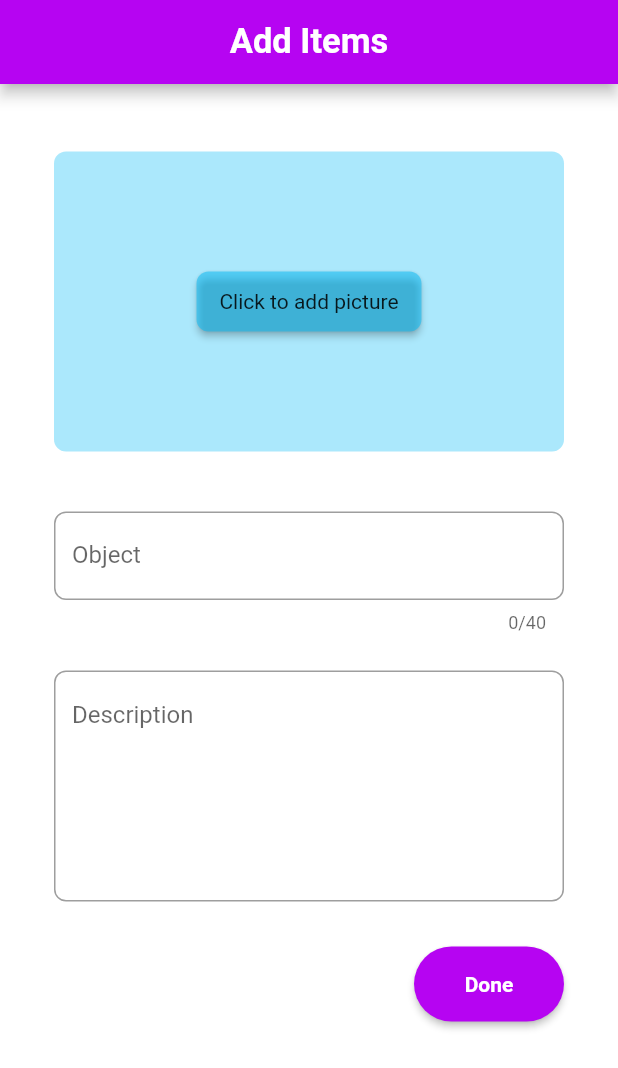
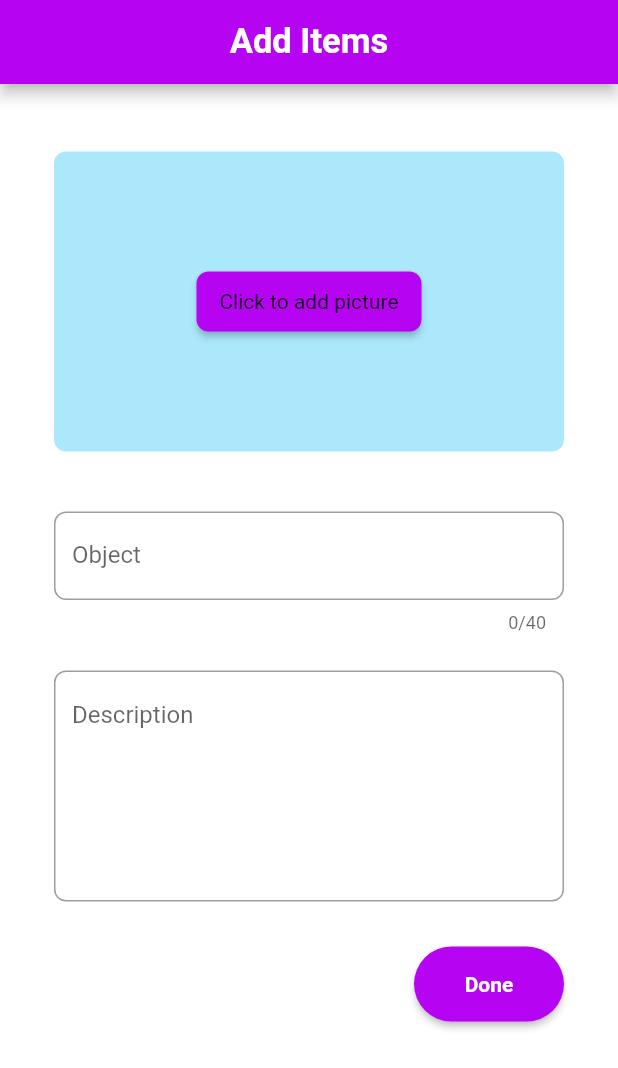
Before and after one commit to Karan-S1ngh/Lost-and-found-app, a Flutter app: the screen it shows after launch, after a tap on the "add" icon, on a phone screen of 412 x 824 dp. Shown: the top 1068 px of the screen. Run offline on Flutter 3.47's test engine with Material 2 defaults, Android fonts, the phone set to English and light mode, and no system bars; our stand-ins replace image_picker; network calls fail.

Commit message:
Added More Features

```diff
--- a/lib/home_page.dart
+++ b/lib/home_page.dart
@@ -3,6 +3,9 @@ import 'package:test/list_view_of_found.dart';
 import 'package:test/list_view_of_lost.dart';
 import 'package:test/animated_bottom_bar.dart';
 import 'on_click_fab.dart';
+import 'about_us_page.dart';
+import 'privacy_policy_page.dart';
+import 'help_page.dart';
 
 class HomePage extends StatefulWidget {
   const HomePage({Key? key}) : super(key: key);
@@ -16,47 +19,87 @@ class _HomePageState extends State<HomePage> {
 
   @override
   Widget build(BuildContext context) {
+    String title = '';
+    if (selectedBarIndex == 0) {
+      title = 'Lost Items';
+    } else if (selectedBarIndex == 1) {
+      title = 'Found Items';
+    }
+
+    Widget body;
+    if (selectedBarIndex == 0) {
+      body = const ListViewOfLost();
+    } else if (selectedBarIndex == 1) {
+      body = const ListViewOfFound();
+    } else if (selectedBarIndex == 2) {
+      body = const AboutUsPage();
+    } else if (selectedBarIndex == 3) {
+      body = const PrivacyPolicyPage();
+    } else if (selectedBarIndex == 4) {
+      body = const HelpPage();
+    } else {
+      body = const Center(child: Text('Invalid Tab Index'));
+    }
+
     return Scaffold(
-      backgroundColor: Colors.white,
-      appBar: AppBar(
+      appBar: selectedBarIndex <= 1
+          ? AppBar(
               backgroundColor: const Color.fromARGB(255, 182, 4, 242),
               title: Align(
                 alignment: Alignment.center,
                 child: Text(
-            selectedBarIndex == 0 ? 'Lost Items' : 'Found Items',
+                  title,
                   style: const TextStyle(
                     fontWeight: FontWeight.w600,
                     fontSize: 23,
                   ),
                 ),
               ),
-      ),
+            )
+          : null, // Hide app bar for About Us, Privacy Policy, and Help pages
+      body: body,
       floatingActionButton: FloatingActionButton(
-        backgroundColor:const Color.fromARGB(255, 182, 4, 242),
+        backgroundColor: const Color.fromARGB(255, 182, 4, 242),
         foregroundColor: Colors.white,
         child: const Icon(Icons.add),
         onPressed: () {
-          Navigator.push(context, MaterialPageRoute(builder: (context) {
+          Navigator.push(
+            context,
+            MaterialPageRoute(
+              builder: (context) {
                 return const OnClickFAB();
-          }));
               },
             ),
-      body: selectedBarIndex == 0
-          ? const ListViewOfLost()
-          : const ListViewOfFound(),
+          );
+        },
+      ),
       bottomNavigationBar: AnimatedBottomBar(
         barItems: [
           BarItem(
             text: "Lost",
-            iconData: Icons.blur_on,
+            iconData: Icons.search_off,
             color: const Color.fromARGB(255, 182, 4, 242),
           ),
           BarItem(
             text: "Found",
-            iconData: Icons.blur_on,
+            iconData: Icons.search,
             color: const Color.fromARGB(255, 182, 4, 242),
           ),
-
+          BarItem(
+            text: "About Us",
+            iconData: Icons.info,
+            color: const Color.fromARGB(255, 182, 4, 242),
+          ),
+          BarItem(
+            text: "Privacy Policy",
+            iconData: Icons.lock,
+            color: const Color.fromARGB(255, 182, 4, 242),
+          ),
+          BarItem(
+            text: "Help",
+            iconData: Icons.help,
+            color: const Color.fromARGB(255, 182, 4, 242),
+          ),
         ],
         animationDuration: const Duration(milliseconds: 150),
         barStyle: BarStyle(fontSize: 23.0, iconSize: 30.0),
--- a/lib/on_click_cards.dart
+++ b/lib/on_click_cards.dart
@@ -45,7 +45,7 @@ class OnClickCards extends StatelessWidget {
                   height: 200,
                   width: 360,
                   decoration: BoxDecoration(
-                    color: const Color(0xFF00b9f5),
+                    color: const Color.fromARGB(255, 182, 4, 242),
                     borderRadius: BorderRadius.circular(8),
                   ),
                   child: Image.network(imageUrl),
--- a/lib/on_click_fab.dart
+++ b/lib/on_click_fab.dart
@@ -74,7 +74,7 @@ class _OnClickFABState extends State<OnClickFAB> {
                       ? Image.file(_image)
                       : Center(
                           child: RawMaterialButton(
-                            fillColor: const Color(0x8000b9f5),
+                            fillColor: const Color.fromARGB(255, 182, 4, 242),
                             constraints: const BoxConstraints(
                               minWidth: 150,
                               minHeight: 40,
```
Also changed, not shown: lib/about_us_page.dart (added, +27 -0 lines), lib/help_page.dart (added, +26 -0 lines), lib/privacy_policy_page.dart (added, +26 -0 lines). Lines whose indentation alone changed are shown as unchanged.
